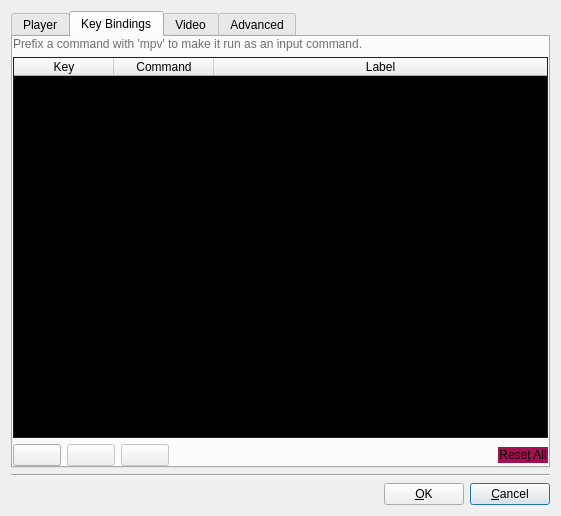
Above: src/player/ui/preferencesdialog.ui from cloudskytian/sugoi-player-deprecated before the change. Below: the same form after it.
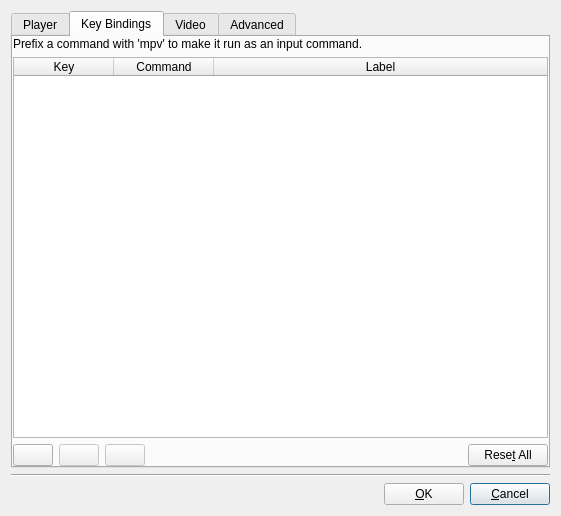
That is the form after the change. The open tabs and pages were chosen to show the change. Icons and pictures are not drawn.

Patch:
```diff
--- a/src/player/ui/preferencesdialog.ui
+++ b/src/player/ui/preferencesdialog.ui
@@ -361,9 +361,7 @@
        <item>
         <widget class="QLabel" name="label_6">
          <property name="styleSheet">
-          <string notr="true">QLabel {
-	color: #6F6F6F;
-}</string>
+          <string notr="true"/>
          </property>
          <property name="text">
           <string>Prefix a command with 'mpv' to make it run as an input command.</string>
@@ -376,22 +374,7 @@
        <item>
         <widget class="QTableWidget" name="infoWidget">
          <property name="styleSheet">
-          <string notr="true">/* QHeaderView set under main stylesheet (QDialog) */
-
-QTableWidget {
-	border: 1px solid #212121;
-	background: black;
-}
-
-QTableWidget::item {
-	alternate-background-color: #141414;
-}
-QTableWidget::item:alternate {
-    background: #141414;
-}
-QTableWidget::item:selected {
-	background: #008098;
-}</string>
+          <string notr="true"/>
          </property>
          <property name="editTriggers">
           <set>QAbstractItemView::NoEditTriggers</set>
@@ -454,9 +437,7 @@
          <item>
           <widget class="QPushButton" name="addKeyButton">
            <property name="styleSheet">
-            <string notr="true">QPushButton {
-    min-width: 40px;
-}</string>
+            <string notr="true"/>
            </property>
            <property name="icon">
             <iconset resource="../resources.qrc">
@@ -470,9 +451,7 @@
             <bool>false</bool>
            </property>
            <property name="styleSheet">
-            <string notr="true">QPushButton {
-    min-width: 40px;
-}</string>
+            <string notr="true"/>
            </property>
            <property name="icon">
             <iconset resource="../resources.qrc">
@@ -486,9 +465,7 @@
             <bool>false</bool>
            </property>
            <property name="styleSheet">
-            <string notr="true">QPushButton {
-    min-width: 40px;
-}</string>
+            <string notr="true"/>
            </property>
            <property name="icon">
             <iconset resource="../resources.qrc">
@@ -512,18 +489,7 @@
          <item>
           <widget class="QPushButton" name="resetKeyButton">
            <property name="styleSheet">
-            <string notr="true">/* resetKeyButton */
-
-QPushButton {
-	background: #A51051;
-	border: 1px solid #A51051;
-}
-QPushButton:focus {
-	border: 1px solid #008098;
-}
-QPushButton:pressed {
-	background: #650A32;
-}</string>
+            <string notr="true"/>
            </property>
            <property name="text">
             <string>Rese&amp;t All</string>
```
